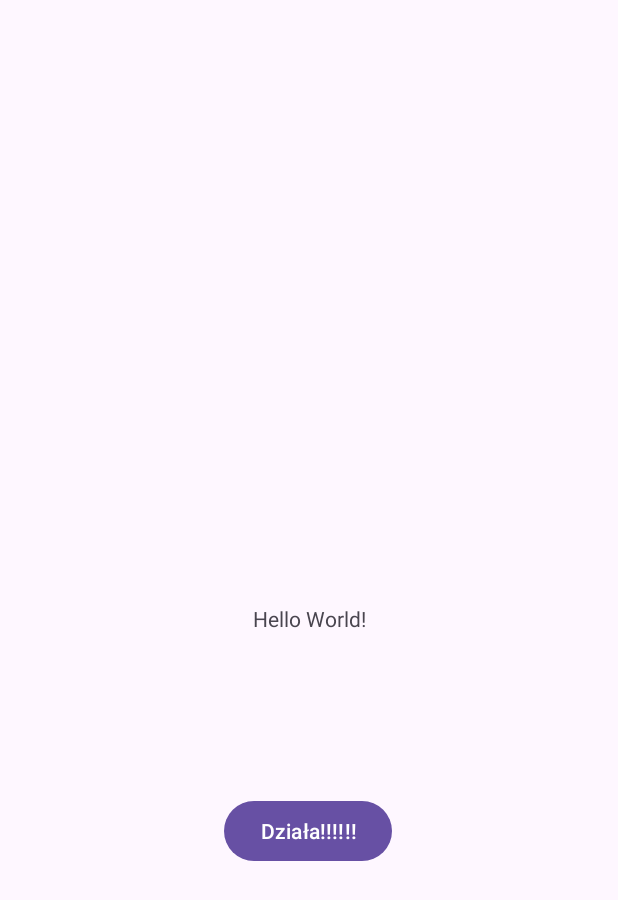
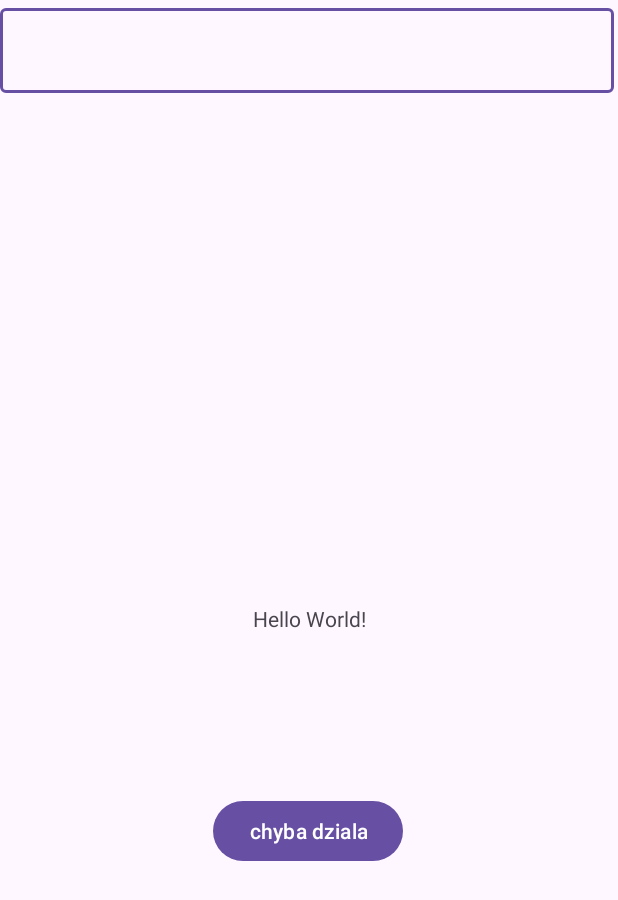
Before and after one commit to jabol99/My_Application1, an Android app: the screen it shows after launch (MainActivity), after a tap on "klikaj juz", on a phone screen of 412 x 824 dp. Shown: the top 900 px of the screen. Run offline under Robolectric (Android 15) with nearby library versions, the phone set to English and light mode, and no system bars.

```diff
--- a/app/src/main/java/com/example/myapplication/MainActivity.kt
+++ b/app/src/main/java/com/example/myapplication/MainActivity.kt
@@ -3,13 +3,15 @@ package com.example.myapplication
 import androidx.appcompat.app.AppCompatActivity
 import android.os.Bundle
 import android.widget.Button
+import com.google.android.material.textfield.TextInputEditText
 
 class MainActivity : AppCompatActivity() {
     override fun onCreate(savedInstanceState: Bundle?) {
         super.onCreate(savedInstanceState)
         setContentView(R.layout.activity_main)
         findViewById<Button>(R.id.Mojprzycisk).setOnClickListener {
-            findViewById<Button>(R.id.Mojprzycisk).text = "Działa!!!!!!"
+            findViewById<Button>(R.id.Mojprzycisk).text = "chyba dziala"
+            findViewById<TextInputEditText>(R.id.MojTekstEdit).text
         }
     }
 }
--- a/app/src/main/res/layout/activity_main.xml
+++ b/app/src/main/res/layout/activity_main.xml
@@ -29,4 +29,16 @@
         app:layout_constraintTop_toTopOf="parent"
         app:layout_constraintVertical_bias="0.683" />
 
+    <com.google.android.material.textfield.TextInputLayout
+        android:layout_width="409dp"
+        android:layout_height="wrap_content"
+        tools:layout_editor_absoluteX="1dp"
+        tools:layout_editor_absoluteY="613dp">
+
+        <com.google.android.material.textfield.TextInputEditText
+            android:id="@+id/MojTekstEdit"
+            android:layout_width="match_parent"
+            android:layout_height="wrap_content" />
+    </com.google.android.material.textfield.TextInputLayout>
+
 </androidx.constraintlayout.widget.ConstraintLayout>
```
